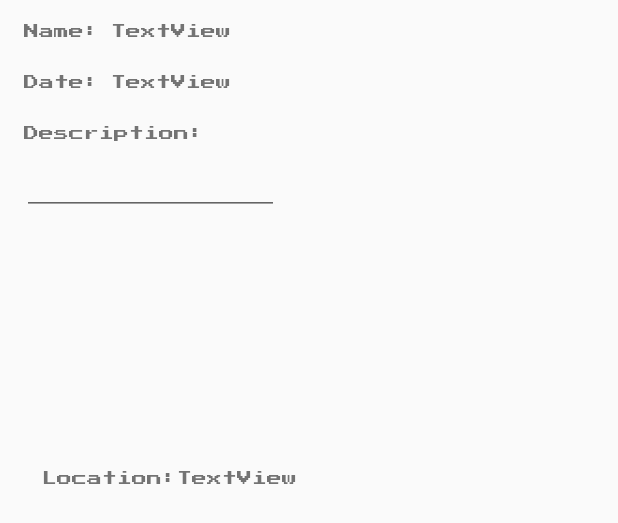
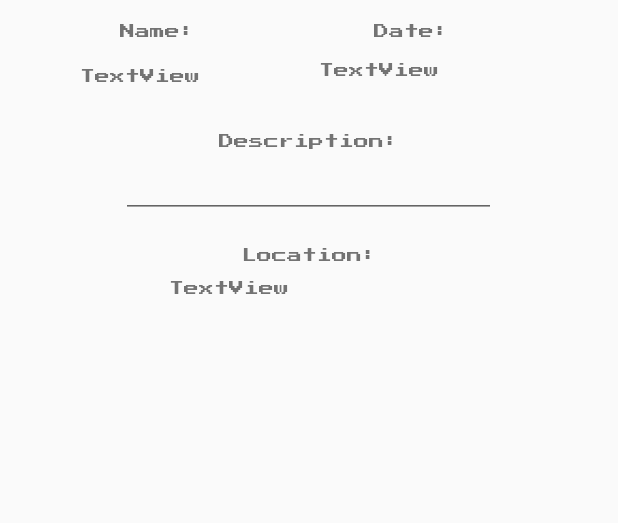
Before and after one commit to JessieSmit01/COSC195FInalProject, an Android app: the layout workout_view_layout.xml on its own in the app's theme, with its tools: preview values and no code run, on a phone screen of 412 x 824 dp. Shown: the top 523 px of the screen. Run offline under Robolectric (Android 15) with nearby library versions, the phone set to English and light mode, and no system bars.

```diff
--- a/app/src/main/java/com/example/exercisetracker/ViewWorkouts.java
+++ b/app/src/main/java/com/example/exercisetracker/ViewWorkouts.java
@@ -1,7 +1,12 @@
 package com.example.exercisetracker;
 
+import android.app.NotificationChannel;
+import android.app.NotificationManager;
 import android.database.Cursor;
+import android.os.Build;
 import android.support.annotation.NonNull;
+import android.support.v4.app.NotificationCompat;
+import android.support.v4.app.NotificationManagerCompat;
 import android.support.v7.app.AppCompatActivity;
 import android.os.Bundle;
 import android.support.v7.widget.RecyclerView;
@@ -29,7 +34,7 @@ public class ViewWorkouts extends AppCompatActivity implements AdapterView.OnIte
         super.onCreate(savedInstanceState);
         setContentView(R.layout.activity_view_workouts);
         sessionList = new ArrayList<>();
-
+        createNotificationChannel();
         getWorkouts();
         if(this.sessionList.size() > 0)
         {
@@ -99,8 +104,36 @@ public class ViewWorkouts extends AppCompatActivity implements AdapterView.OnIte
                 sessionList.remove(obSession);
                 Toast.makeText(this, "Workout Deleted", Toast.LENGTH_SHORT).show();
                 adapter.notifyDataSetChanged();
+
+                NotificationCompat.Builder builder = new NotificationCompat.Builder(this, "del")
+                        .setSmallIcon(R.drawable.dumbell)
+                        .setContentTitle("Workout successfully deleted")
+                        .setContentText("You have successfully deleted your workout")
+                        .setPriority(NotificationCompat.PRIORITY_DEFAULT);
+
+                NotificationManagerCompat notificationManager = NotificationManagerCompat.from(this);
+
+
+                notificationManager.notify(1, builder.build());
             }
         }
+
+
+    private void createNotificationChannel() {
+        // Create the NotificationChannel, but only on API 26+ because
+        // the NotificationChannel class is new and not in the support library
+        if (Build.VERSION.SDK_INT >= Build.VERSION_CODES.O) {
+            CharSequence name = "delete";
+            String description = "deleted";
+            int importance = NotificationManager.IMPORTANCE_DEFAULT;
+            NotificationChannel channel = new NotificationChannel("del", name, importance);
+            channel.setDescription(description);
+            // Register the channel with the system; you can't change the importance
+            // or other notification behaviors after this
+            NotificationManager notificationManager = getSystemService(NotificationManager.class);
+            notificationManager.createNotificationChannel(channel);
+        }
+    }
 
 
 
--- a/app/src/main/res/layout/workout_view_layout.xml
+++ b/app/src/main/res/layout/workout_view_layout.xml
@@ -16,141 +16,153 @@
         android:id="@+id/textView4"
         android:layout_width="wrap_content"
         android:layout_height="wrap_content"
-        android:layout_marginStart="16dp"
+        android:layout_marginStart="80dp"
         android:layout_marginTop="16dp"
+        android:clickable="false"
+        android:focusable="false"
+        android:focusableInTouchMode="false"
         android:fontFamily="@font/press_start_2p"
         android:text="Name:"
         android:textSize="10sp"
         app:layout_constraintStart_toStartOf="parent"
-        app:layout_constraintTop_toTopOf="parent"
-        android:clickable="false"
-        android:focusable="false"
-        android:focusableInTouchMode="false"/>
+        app:layout_constraintTop_toTopOf="parent" />
 
     <TextView
         android:id="@+id/txtName"
-        android:layout_width="wrap_content"
-        android:layout_height="wrap_content"
-        android:layout_marginStart="8dp"
+        android:layout_width="121dp"
+        android:layout_height="11dp"
+        android:layout_marginTop="16dp"
+        android:clickable="false"
+        android:focusable="false"
+        android:focusableInTouchMode="false"
         android:fontFamily="@font/press_start_2p"
         android:text="TextView"
         android:textSize="10sp"
-        app:layout_constraintBottom_toBottomOf="@+id/textView4"
-        app:layout_constraintStart_toEndOf="@+id/textView4"
-        app:layout_constraintTop_toTopOf="@+id/textView4"
-        android:clickable="false"
-        android:focusable="false"
-        android:focusableInTouchMode="false"/>
+        app:layout_constraintEnd_toEndOf="@+id/textView4"
+        app:layout_constraintHorizontal_bias="0.379"
+        app:layout_constraintStart_toStartOf="@+id/textView4"
+        app:layout_constraintTop_toBottomOf="@+id/textView4" />
 
     <TextView
         android:id="@+id/textView6"
         android:layout_width="wrap_content"
         android:layout_height="wrap_content"
-        android:layout_marginTop="20dp"
+        android:layout_marginStart="8dp"
+        android:layout_marginEnd="8dp"
+        android:clickable="false"
+        android:focusable="false"
+        android:focusableInTouchMode="false"
         android:fontFamily="@font/press_start_2p"
         android:text="Date:"
         android:textSize="10sp"
-        app:layout_constraintEnd_toEndOf="@+id/textView4"
-        app:layout_constraintHorizontal_bias="0.523"
-        app:layout_constraintStart_toStartOf="@+id/textView4"
-        app:layout_constraintTop_toBottomOf="@+id/textView4"
-        android:clickable="false"
-        android:focusable="false"
-        android:focusableInTouchMode="false"/>
+        app:layout_constraintEnd_toEndOf="parent"
+        app:layout_constraintHorizontal_bias="0.516"
+        app:layout_constraintStart_toEndOf="@+id/textView4"
+        app:layout_constraintTop_toTopOf="@+id/textView4" />
 
     <TextView
         android:id="@+id/txtDate"
-        android:layout_width="wrap_content"
-        android:layout_height="wrap_content"
-        android:layout_marginStart="8dp"
+        android:layout_width="126dp"
+        android:layout_height="11dp"
+        android:layout_marginTop="16dp"
+        android:layout_marginBottom="8dp"
+        android:clickable="false"
+        android:focusable="false"
+        android:focusableInTouchMode="false"
         android:fontFamily="@font/press_start_2p"
         android:text="TextView"
         android:textSize="10sp"
-        app:layout_constraintBottom_toBottomOf="@+id/textView6"
-        app:layout_constraintStart_toEndOf="@+id/textView6"
-        app:layout_constraintTop_toTopOf="@+id/textView6"
-        android:clickable="false"
-        android:focusable="false"
-        android:focusableInTouchMode="false"/>
+        app:layout_constraintBottom_toBottomOf="@+id/txtName"
+        app:layout_constraintEnd_toEndOf="@+id/textView6"
+        app:layout_constraintHorizontal_bias="0.486"
+        app:layout_constraintStart_toStartOf="@+id/textView6"
+        app:layout_constraintTop_toBottomOf="@+id/textView6" />
 
     <TextView
         android:id="@+id/textView8"
         android:layout_width="wrap_content"
         android:layout_height="wrap_content"
-        android:layout_marginTop="20dp"
+        android:layout_marginStart="8dp"
+        android:layout_marginTop="32dp"
+        android:layout_marginEnd="8dp"
+        android:clickable="false"
+        android:focusable="false"
+        android:focusableInTouchMode="false"
         android:fontFamily="@font/press_start_2p"
         android:text="Description:"
         android:textSize="10sp"
-        app:layout_constraintEnd_toEndOf="@+id/textView6"
-        app:layout_constraintHorizontal_bias="0.0"
-        app:layout_constraintStart_toStartOf="@+id/textView6"
-        app:layout_constraintTop_toBottomOf="@+id/textView6"
-        android:clickable="false"
-        android:focusable="false"
-        android:focusableInTouchMode="false"/>
+        app:layout_constraintEnd_toEndOf="parent"
+        app:layout_constraintStart_toStartOf="parent"
+        app:layout_constraintTop_toBottomOf="@+id/txtName" />
 
     <MultiAutoCompleteTextView
         android:id="@+id/etDescription"
-        android:layout_width="171dp"
+        android:layout_width="250dp"
         android:layout_height="wrap_content"
         android:layout_marginStart="8dp"
         android:layout_marginTop="8dp"
         android:layout_marginEnd="8dp"
-        android:layout_marginBottom="8dp"
 
+        android:clickable="false"
+        android:focusable="false"
+        android:focusableInTouchMode="false"
         android:fontFamily="@font/press_start_2p"
         android:textSize="9sp"
-        app:layout_constraintBottom_toTopOf="@+id/textView9"
-        app:layout_constraintEnd_toStartOf="@+id/picture"
+        app:layout_constraintEnd_toEndOf="parent"
+        app:layout_constraintHorizontal_bias="0.496"
         app:layout_constraintStart_toStartOf="parent"
-        app:layout_constraintTop_toBottomOf="@+id/textView8"
-        app:layout_constraintVertical_bias="0.02"
-        android:clickable="false"
-        android:focusable="false"
-        android:focusableInTouchMode="false"/>
+        app:layout_constraintTop_toBottomOf="@+id/textView8" />
 
     <ImageView
         android:id="@+id/picture"
         android:layout_width="200dp"
         android:layout_height="250dp"
-        android:layout_marginEnd="12dp"
+        android:layout_marginStart="8dp"
+        android:layout_marginTop="8dp"
+        android:layout_marginEnd="96dp"
         android:layout_marginBottom="8dp"
+        android:clickable="false"
+        android:focusable="false"
+        android:focusableInTouchMode="false"
         android:textAlignment="textStart"
         app:layout_constraintBottom_toBottomOf="parent"
         app:layout_constraintEnd_toEndOf="parent"
-        app:layout_constraintTop_toTopOf="parent"
-        app:layout_constraintVertical_bias="0.111"
-        android:clickable="false"
-        android:focusable="false"
-        android:focusableInTouchMode="false"/>
+        app:layout_constraintHorizontal_bias="0.906"
+        app:layout_constraintStart_toStartOf="parent"
+        app:layout_constraintTop_toBottomOf="@+id/txtLocation"
+        app:layout_constraintVertical_bias="0.333" />
 
     <TextView
         android:id="@+id/textView9"
         android:layout_width="wrap_content"
         android:layout_height="wrap_content"
-        android:layout_marginStart="28dp"
-        android:layout_marginBottom="172dp"
+        android:layout_marginStart="8dp"
+        android:layout_marginTop="20dp"
+        android:layout_marginEnd="8dp"
+        android:clickable="false"
+        android:focusable="false"
+        android:focusableInTouchMode="false"
         android:fontFamily="@font/press_start_2p"
         android:text="Location:"
         android:textSize="10sp"
-        app:layout_constraintBottom_toBottomOf="parent"
+        app:layout_constraintEnd_toEndOf="parent"
         app:layout_constraintStart_toStartOf="parent"
-        android:clickable="false"
-        android:focusable="false"
-        android:focusableInTouchMode="false"/>
+        app:layout_constraintTop_toBottomOf="@+id/etDescription" />
 
     <TextView
         android:id="@+id/txtLocation"
-        android:layout_width="wrap_content"
-        android:layout_height="wrap_content"
+        android:layout_width="187dp"
+        android:layout_height="31dp"
+        android:layout_marginStart="8dp"
+        android:layout_marginTop="8dp"
+        android:layout_marginEnd="8dp"
+        android:clickable="false"
+        android:focusable="false"
+        android:focusableInTouchMode="false"
         android:fontFamily="@font/press_start_2p"
         android:text="TextView"
         android:textSize="10sp"
-        app:layout_constraintBottom_toBottomOf="@+id/textView9"
-        app:layout_constraintStart_toEndOf="@+id/textView9"
-        app:layout_constraintTop_toTopOf="@+id/textView9"
-        app:layout_constraintVertical_bias="1.0"
-        android:clickable="false"
-        android:focusable="false"
-        android:focusableInTouchMode="false"/>
+        app:layout_constraintEnd_toEndOf="parent"
+        app:layout_constraintStart_toStartOf="parent"
+        app:layout_constraintTop_toBottomOf="@+id/textView9" />
 </android.support.constraint.ConstraintLayout>
```
